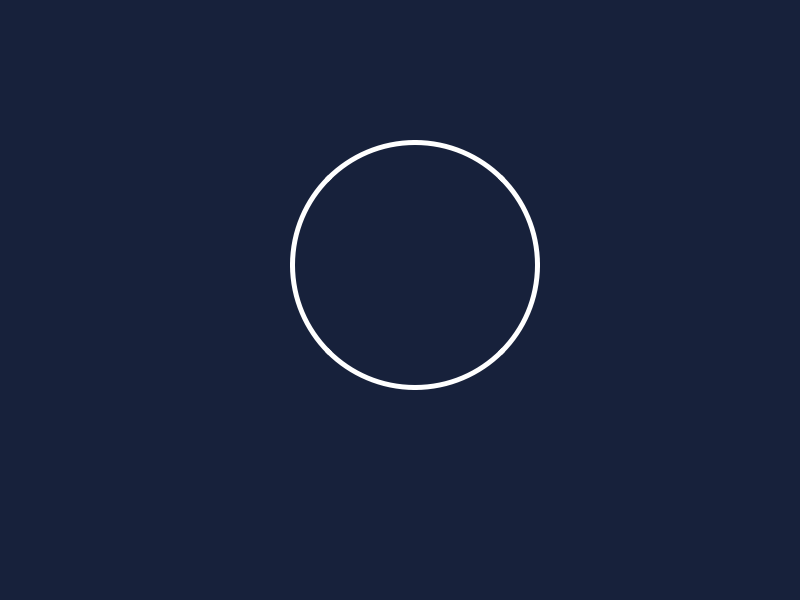
Before: the Qt Designer form Splash_Screen_Python_Pyside2/main.ui in incinfoquest/Q-VPN, drawn with Qt 5.
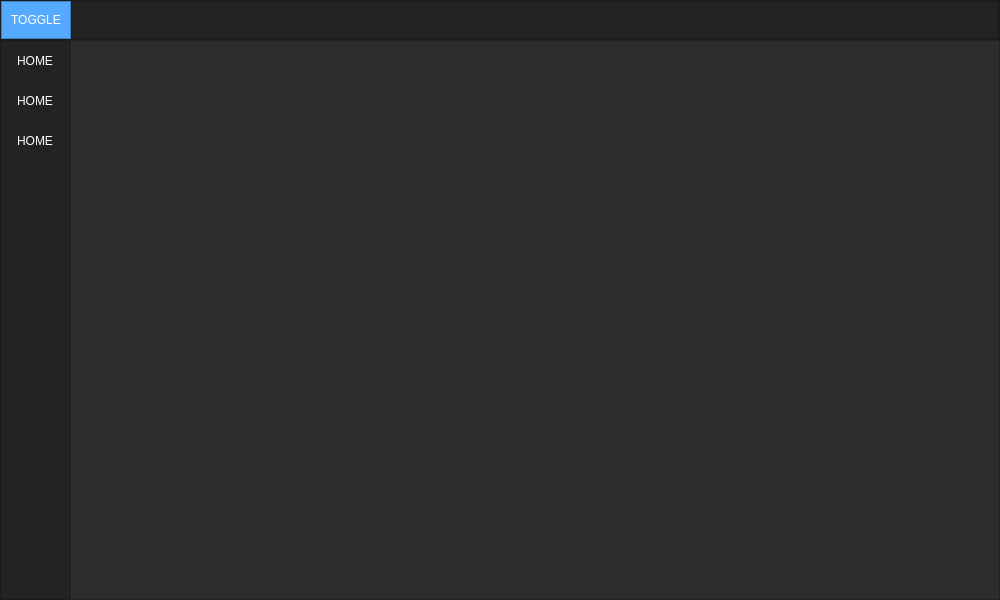
After: the same form once the commit is applied.

The edit to the form file:
```diff
--- a/Splash_Screen_Python_Pyside2/main.ui
+++ b/Splash_Screen_Python_Pyside2/main.ui
@@ -6,86 +6,325 @@
    <rect>
     <x>0</x>
     <y>0</y>
-    <width>800</width>
+    <width>1000</width>
     <height>600</height>
    </rect>
   </property>
+  <property name="minimumSize">
+   <size>
+    <width>1000</width>
+    <height>600</height>
+   </size>
+  </property>
   <property name="windowTitle">
    <string>MainWindow</string>
   </property>
   <property name="styleSheet">
-   <string notr="true">background-color: rgb(23, 33, 59);</string>
+   <string notr="true">background-color: rgb(45, 45, 45);
+</string>
   </property>
   <widget class="QWidget" name="centralwidget">
-   <widget class="QPushButton" name="pushButton">
-    <property name="geometry">
-     <rect>
-      <x>290</x>
-      <y>140</y>
-      <width>250</width>
-      <height>250</height>
-     </rect>
+   <layout class="QVBoxLayout" name="verticalLayout">
+    <property name="spacing">
+     <number>0</number>
     </property>
-    <property name="styleSheet">
-     <string notr="true">QPushButton {
-    color: #333;
-    border: 5px solid #555;
-	
-	border-color: rgb(255, 255, 255);
-    border-radius: 125px;
-    border-style: outset;
-    background: qradialgradient(
-        cx: 0.3, cy: -0.4, fx: 0.3, fy: -0.4,
-        radius: 1.35, stop: 0 #fff, stop: 1 #888
-        );
-    padding: 5px;
-    }
-QPushButton:hover {
-    background: qradialgradient( cx: 0.3, cy: -0.4, fx: 0.3, fy: -0.4,
-        radius: 1.35, stop: 0 #fff, stop: 1 #bbb);
-    }
-
-QPushButton:pressed {
-    border-style: inset;
-    background: qradialgradient(
-        cx: 0.4, cy: -0.1, fx: 0.4, fy: -0.1,
-        radius: 1.35, stop: 0 #fff, stop: 1 #ddd
-        );
-}</string>
+    <property name="leftMargin">
+     <number>0</number>
     </property>
-    <property name="text">
-     <string/>
+    <property name="topMargin">
+     <number>0</number>
     </property>
-   </widget>
-   <widget class="QLabel" name="label">
-    <property name="geometry">
-     <rect>
-      <x>340</x>
-      <y>240</y>
-      <width>151</width>
-      <height>41</height>
-     </rect>
+    <property name="rightMargin">
+     <number>0</number>
     </property>
-    <property name="styleSheet">
-     <string notr="true">background-color: rgba(0,0,0,0%)</string>
+    <property name="bottomMargin">
+     <number>0</number>
     </property>
-    <property name="text">
-     <string>&lt;html&gt;&lt;head/&gt;&lt;body&gt;&lt;p&gt;&lt;span style=&quot; font-size:24pt; color:#17213b;&quot;&gt;CONNECT&lt;/span&gt;&lt;/p&gt;&lt;/body&gt;&lt;/html&gt;</string>
-    </property>
-    <property name="alignment">
-     <set>Qt::AlignCenter</set>
-    </property>
-   </widget>
-  </widget>
-  <widget class="QMenuBar" name="menubar">
-   <property name="geometry">
-    <rect>
-     <x>0</x>
-     <y>0</y>
-     <width>800</width>
-     <height>21</height>
-    </rect>
-   </property>
+    <item>
+     <widget class="QFrame" name="Top_Bar">
+      <property name="maximumSize">
+       <size>
+        <width>16777215</width>
+        <height>40</height>
+       </size>
+      </property>
+      <property name="styleSheet">
+       <string notr="true">background-color: rgb(35, 35, 35);</string>
+      </property>
+      <property name="frameShape">
+       <enum>QFrame::StyledPanel</enum>
+      </property>
+      <property name="frameShadow">
+       <enum>QFrame::Raised</enum>
+      </property>
+      <layout class="QHBoxLayout" name="horizontalLayout">
+       <property name="spacing">
+        <number>0</number>
+       </property>
+       <property name="leftMargin">
+        <number>0</number>
+       </property>
+       <property name="topMargin">
+        <number>0</number>
+       </property>
+       <property name="rightMargin">
+        <number>0</number>
+       </property>
+       <property name="bottomMargin">
+        <number>0</number>
+       </property>
+       <item>
+        <widget class="QFrame" name="frame_toggle">
+         <property name="maximumSize">
+          <size>
+           <width>70</width>
+           <height>40</height>
+          </size>
+         </property>
+         <property name="styleSheet">
+          <string notr="true">background-color: rgb(85, 170, 255);</string>
+         </property>
+         <property name="frameShape">
+          <enum>QFrame::StyledPanel</enum>
+         </property>
+         <property name="frameShadow">
+          <enum>QFrame::Raised</enum>
+         </property>
+         <layout class="QVBoxLayout" name="verticalLayout_2">
+          <property name="spacing">
+           <number>0</number>
+          </property>
+          <property name="leftMargin">
+           <number>0</number>
+          </property>
+          <property name="topMargin">
+           <number>0</number>
+          </property>
+          <property name="rightMargin">
+           <number>0</number>
+          </property>
+          <property name="bottomMargin">
+           <number>0</number>
+          </property>
+          <item>
+           <widget class="QPushButton" name="Btn_Toggle">
+            <property name="sizePolicy">
+             <sizepolicy hsizetype="Expanding" vsizetype="Expanding">
+              <horstretch>0</horstretch>
+              <verstretch>0</verstretch>
+             </sizepolicy>
+            </property>
+            <property name="styleSheet">
+             <string notr="true">color: rgb(255, 255, 255);
+border:0px solid;</string>
+            </property>
+            <property name="text">
+             <string>TOGGLE</string>
+            </property>
+           </widget>
+          </item>
+         </layout>
+        </widget>
+       </item>
+       <item>
+        <widget class="QFrame" name="frame_top">
+         <property name="frameShape">
+          <enum>QFrame::StyledPanel</enum>
+         </property>
+         <property name="frameShadow">
+          <enum>QFrame::Raised</enum>
+         </property>
+        </widget>
+       </item>
+      </layout>
+     </widget>
+    </item>
+    <item>
+     <widget class="QFrame" name="Content">
+      <property name="frameShape">
+       <enum>QFrame::NoFrame</enum>
+      </property>
+      <property name="frameShadow">
+       <enum>QFrame::Raised</enum>
+      </property>
+      <layout class="QHBoxLayout" name="horizontalLayout_2">
+       <property name="spacing">
+        <number>0</number>
+       </property>
+       <property name="leftMargin">
+        <number>0</number>
+       </property>
+       <property name="topMargin">
+        <number>0</number>
+       </property>
+       <property name="rightMargin">
+        <number>0</number>
+       </property>
+       <property name="bottomMargin">
+        <number>0</number>
+       </property>
+       <item>
+        <widget class="QFrame" name="frame_left_menu">
+         <property name="minimumSize">
+          <size>
+           <width>70</width>
+           <height>0</height>
+          </size>
+         </property>
+         <property name="maximumSize">
+          <size>
+           <width>70</width>
+           <height>16777215</height>
+          </size>
+         </property>
+         <property name="styleSheet">
+          <string notr="true">background-color: rgb(35, 35, 35);</string>
+         </property>
+         <property name="frameShape">
+          <enum>QFrame::StyledPanel</enum>
+         </property>
+         <property name="frameShadow">
+          <enum>QFrame::Raised</enum>
+         </property>
+         <layout class="QVBoxLayout" name="verticalLayout_3">
+          <property name="leftMargin">
+           <number>0</number>
+          </property>
+          <property name="topMargin">
+           <number>0</number>
+          </property>
+          <property name="rightMargin">
+           <number>0</number>
+          </property>
+          <property name="bottomMargin">
+           <number>0</number>
+          </property>
+          <item alignment="Qt::AlignTop">
+           <widget class="QFrame" name="frame_top_menus">
+            <property name="frameShape">
+             <enum>QFrame::NoFrame</enum>
+            </property>
+            <property name="frameShadow">
+             <enum>QFrame::Raised</enum>
+            </property>
+            <layout class="QVBoxLayout" name="verticalLayout_4">
+             <property name="spacing">
+              <number>0</number>
+             </property>
+             <property name="leftMargin">
+              <number>0</number>
+             </property>
+             <property name="topMargin">
+              <number>0</number>
+             </property>
+             <property name="rightMargin">
+              <number>0</number>
+             </property>
+             <property name="bottomMargin">
+              <number>0</number>
+             </property>
+             <item>
+              <widget class="QPushButton" name="Btn_Menu_3">
+               <property name="minimumSize">
+                <size>
+                 <width>0</width>
+                 <height>40</height>
+                </size>
+               </property>
+               <property name="styleSheet">
+                <string notr="true">QPushButton{
+color:rgb(255,255,255);
+background-color:rgb(35,35,35);
+border:0 px solid;
+
+
+}
+QPushButton:hover{
+background-color: rgb(85, 170, 255);
+
+}</string>
+               </property>
+               <property name="text">
+                <string>HOME</string>
+               </property>
+              </widget>
+             </item>
+             <item>
+              <widget class="QPushButton" name="Btn_Menu_2">
+               <property name="minimumSize">
+                <size>
+                 <width>0</width>
+                 <height>40</height>
+                </size>
+               </property>
+               <property name="styleSheet">
+                <string notr="true">QPushButton{
+color:rgb(255,255,255);
+background-color:rgb(35,35,35);
+border:0 px solid;
+
+
+}
+QPushButton:hover{
+background-color: rgb(85, 170, 255);
+
+}</string>
+               </property>
+               <property name="text">
+                <string>HOME</string>
+               </property>
+              </widget>
+             </item>
+             <item>
+              <widget class="QPushButton" name="Btn_Menu_1">
+               <property name="minimumSize">
+                <size>
+                 <width>0</width>
+                 <height>40</height>
+                </size>
+               </property>
+               <property name="styleSheet">
+                <string notr="true">QPushButton{
+color:rgb(255,255,255);
+background-color:rgb(35,35,35);
+border:0 px solid;
+
+
+}
+QPushButton:hover{
+background-color: rgb(85, 170, 255);
+
+}</string>
+               </property>
+               <property name="text">
+                <string>HOME</string>
+               </property>
+              </widget>
+             </item>
+            </layout>
+           </widget>
+          </item>
+         </layout>
+        </widget>
+       </item>
+       <item>
+        <widget class="QFrame" name="frame_pages">
+         <property name="styleSheet">
+          <string notr="true">color: rgb(255, 255, 255);</string>
+         </property>
+         <property name="frameShape">
+          <enum>QFrame::StyledPanel</enum>
+         </property>
+         <property name="frameShadow">
+          <enum>QFrame::Raised</enum>
+         </property>
+         <layout class="QVBoxLayout" name="verticalLayout_5"/>
+        </widget>
+       </item>
+      </layout>
+     </widget>
+    </item>
+   </layout>
   </widget>
  </widget>
  <resources/>
```
